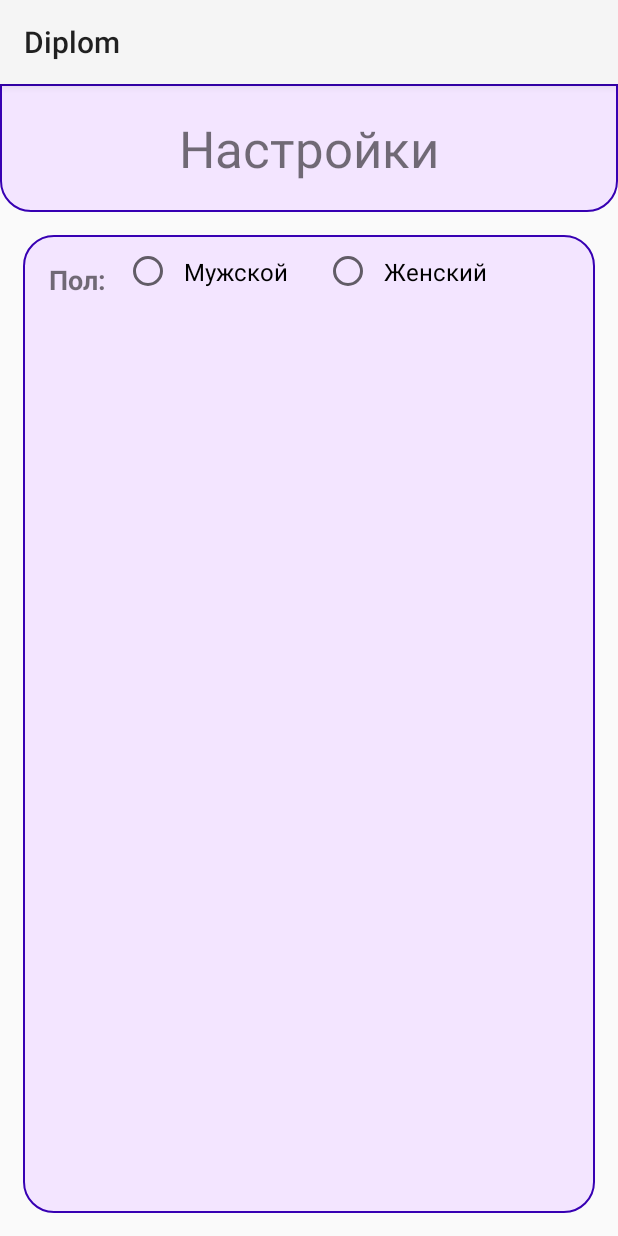
After one commit to RealHotPepe/diplom, an Android app: the SettingsActivity screen opened directly, with no data from a screen before it, on a phone screen of 412 x 824 dp. The commit adds this screen. Run offline under Robolectric (Android 15) with nearby library versions, the phone set to English and light mode, and no system bars.

Commit message:
<dev> add new SettingsActivity and based design to him

```diff
--- a/app/src/main/AndroidManifest.xml
+++ b/app/src/main/AndroidManifest.xml
@@ -12,6 +12,9 @@
         android:supportsRtl="true"
         android:theme="@style/Theme.Diplom"
         tools:targetApi="31">
+        <activity
+            android:name=".SettingsActivity"
+            android:exported="false" />
         <activity
             android:name=".TestingActivity"
             android:exported="false" />
--- a/app/src/main/java/com/example/diplom/MainActivity.java
+++ b/app/src/main/java/com/example/diplom/MainActivity.java
@@ -16,9 +16,11 @@ public class MainActivity extends AppCompatActivity {
 
         Button about = findViewById(R.id.about);
         Button testing = findViewById(R.id.testing);
+        Button settings = findViewById(R.id.settings);
 
         about.setOnClickListener(v -> goAbout());
         testing.setOnClickListener(v -> goTesting());
+        settings.setOnClickListener(v -> goSettings());
 
     }
 
@@ -28,4 +30,7 @@ public class MainActivity extends AppCompatActivity {
     private void goTesting (){
         startActivity(new Intent(this, TestingActivity.class));
     }
+    private void goSettings (){
+        startActivity(new Intent(this, SettingsActivity.class));
+    }
 }
--- /dev/null
+++ b/app/src/main/java/com/example/diplom/SettingsActivity.java
@@ -0,0 +1,36 @@
+package com.example.diplom;
+
+import androidx.appcompat.app.AppCompatActivity;
+
+import android.os.Bundle;
+import android.widget.RadioButton;
+import android.widget.RadioGroup;
+import android.widget.Toast;
+
+public class SettingsActivity extends AppCompatActivity {
+
+    @Override
+    protected void onCreate(Bundle savedInstanceState) {
+        super.onCreate(savedInstanceState);
+        setContentView(R.layout.activity_settings);
+
+        RadioGroup radioGroup = findViewById(R.id.radioGroup);
+        RadioButton male = findViewById(R.id.male);
+        RadioButton female = findViewById(R.id.female);
+
+        radioGroup.setOnCheckedChangeListener((group, checkedId) ->{
+
+            if (checkedId == R.id.male){
+                Toast.makeText(this, "male", Toast.LENGTH_SHORT).show();
+            } else if (checkedId == R.id.female){
+                Toast.makeText(this, "female", Toast.LENGTH_SHORT).show();
+            }
+
+        });
+
+
+    }
+
+
+
+}
--- a/app/src/main/res/layout/activity_main.xml
+++ b/app/src/main/res/layout/activity_main.xml
@@ -44,9 +44,10 @@
                 android:layout_width="match_parent"
                 android:layout_height="wrap_content"
                 android:layout_margin="5dp"
-                android:textSize="24sp"
                 android:background="@drawable/rounded_two_corners"
-                android:text="@string/history" />
+                android:onClick="goSettings"
+                android:text="@string/history"
+                android:textSize="24sp" />
 
             <Button
                 android:id="@+id/settings"
--- /dev/null
+++ b/app/src/main/res/layout/activity_settings.xml
@@ -0,0 +1,74 @@
+<?xml version="1.0" encoding="utf-8"?>
+<androidx.constraintlayout.widget.ConstraintLayout xmlns:android="http://schemas.android.com/apk/res/android"
+    xmlns:app="http://schemas.android.com/apk/res-auto"
+    xmlns:tools="http://schemas.android.com/tools"
+    android:layout_width="match_parent"
+    android:layout_height="match_parent"
+    tools:context=".MainActivity">
+
+    <LinearLayout
+        android:layout_width="match_parent"
+        android:layout_height="match_parent"
+        android:orientation="vertical">
+
+        <TextView
+            android:id="@+id/textView"
+            android:layout_width="match_parent"
+            android:layout_height="wrap_content"
+            android:text="@string/settings"
+            android:textAlignment="center"
+            android:background="@drawable/rounded_head"
+            android:padding="20dp"
+            android:textSize="34sp" />
+
+        <LinearLayout
+            android:layout_width="match_parent"
+            android:layout_height="match_parent"
+            android:layout_margin="15dp"
+            android:padding="5dp"
+            android:background="@drawable/rounded_body"
+            android:orientation="vertical">
+
+            <LinearLayout
+                android:layout_width="match_parent"
+                android:layout_height="match_parent"
+                android:orientation="horizontal">
+
+                <TextView
+                    android:layout_width="wrap_content"
+                    android:layout_height="wrap_content"
+                    android:text="Пол:"
+                    android:textSize="18sp"
+                    android:textStyle="bold"
+                    android:padding="12sp"
+                    android:layout_marginBottom="8dp"/>
+
+                <!-- Группа с двумя RadioButton в строке -->
+                <RadioGroup
+                    android:id="@+id/radioGroup"
+                    android:layout_width="wrap_content"
+                    android:layout_height="wrap_content"
+                    android:orientation="horizontal"
+                    android:layout_marginBottom="16dp">
+
+                    <RadioButton
+                        android:id="@+id/male"
+                        android:layout_width="wrap_content"
+                        android:layout_height="wrap_content"
+                        android:text="@string/male"
+                        android:textSize="16sp"
+                        android:padding="8dp"
+                        android:layout_marginEnd="16dp"/>
+
+                    <RadioButton
+                        android:id="@+id/female"
+                        android:layout_width="wrap_content"
+                        android:layout_height="wrap_content"
+                        android:text="@string/female"
+                        android:textSize="16sp"
+                        android:padding="8dp"/>
+                </RadioGroup>
+            </LinearLayout>
+        </LinearLayout>
+    </LinearLayout>
+</androidx.constraintlayout.widget.ConstraintLayout>
--- a/app/src/main/res/values/strings.xml
+++ b/app/src/main/res/values/strings.xml
@@ -24,5 +24,7 @@
     <string name="trombokrit">Тромбокрит</string>
     <string name="IRT">Индекс распред. тромбоцитов</string>
     <string name="check">Проверить</string>
+    <string name="male">Мужской</string>
+    <string name="female">Женский</string>
 
 </resources>
```
